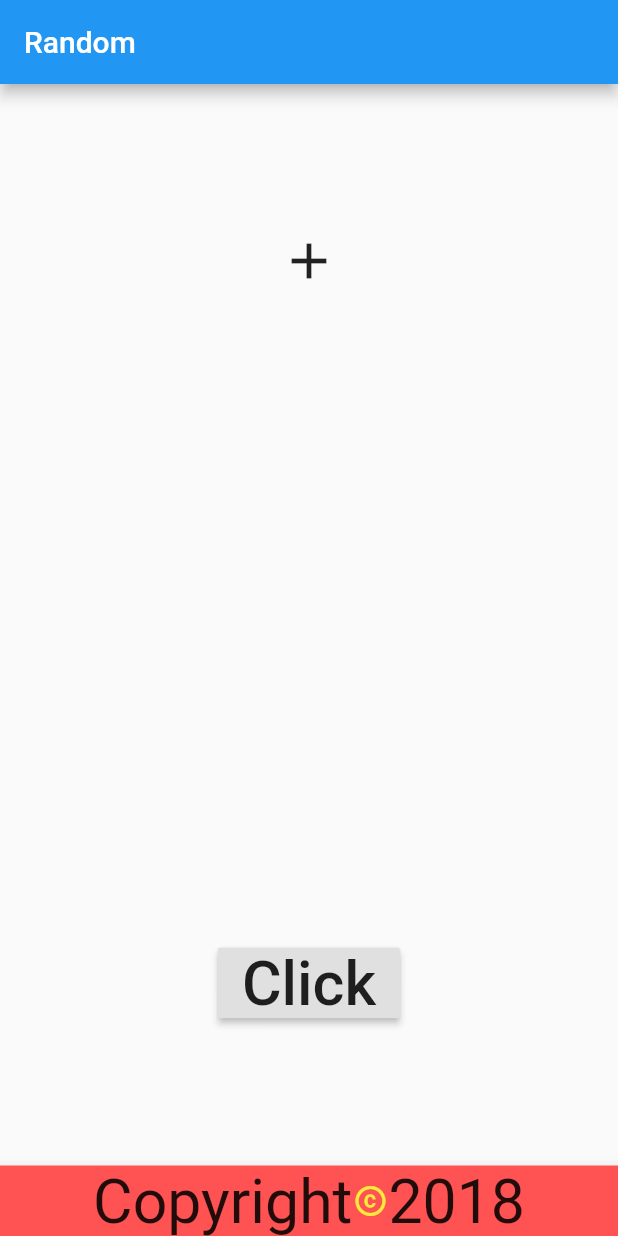
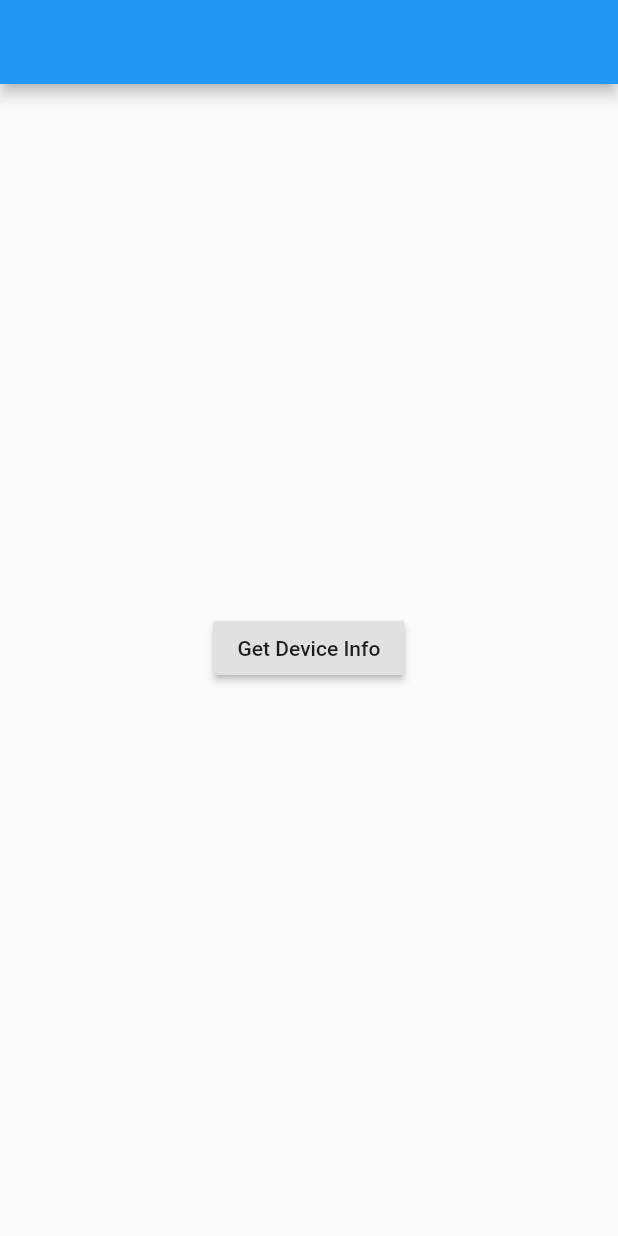
Before and after one commit to NohaElMandoh/FIutter_FirstApp, a Flutter app: the screen it shows after launch, on a phone screen of 412 x 824 dp. Run offline on Flutter 3.47's test engine with Material 2 defaults, Android fonts, the phone set to English and light mode, and no system bars; our stand-ins replace device_info.

Commit message:
device info

```diff
--- /dev/null
+++ b/lib/dev_info.dart
@@ -0,0 +1,35 @@
+import 'package:flutter/material.dart';
+import 'package:device_info/device_info.dart';
+
+class devInfo extends StatefulWidget {
+  @override
+  _devInfoState createState() => _devInfoState();
+}
+
+class _devInfoState extends State<devInfo> {
+  String info="";
+  getDeviceInfo()async{
+    DeviceInfoPlugin deviceInfo=new DeviceInfoPlugin();
+    AndroidDeviceInfo androidInfo=await deviceInfo.androidInfo;
+    var brand=androidInfo.brand;
+    setState(() {
+      info=brand;
+    });
+  }
+  @override
+  Widget build(BuildContext context) {
+    return new Scaffold(
+
+      appBar: new AppBar(),
+      body: new Column(
+        mainAxisAlignment: MainAxisAlignment.center,
+        children: <Widget>[
+        Center(
+          child: new RaisedButton(onPressed: getDeviceInfo,
+          child: new Text("Get Device Info"),),
+        ),
+        new Text(info)
+      ],),
+    );
+  }
+}
--- a/lib/main.dart
+++ b/lib/main.dart
@@ -1,7 +1,7 @@
 import 'package:flutter/material.dart';
 import 'MyApplication.dart';
 import 'statful_app.dart';
-
+import 'dev_info.dart';
 //void main() {
 //  runApp (new Center(
 //    child:new Text('اهلا وسهلا',
@@ -12,6 +12,6 @@ import 'statful_app.dart';
 void main() {
 
   runApp(new MaterialApp(
-    home:  new stfapp(),
+    home:  new devInfo(),
   ));
 }
--- a/pubspec.yaml
+++ b/pubspec.yaml
@@ -17,6 +17,7 @@ environment:
   sdk: ">=2.1.0 <3.0.0"
 
 dependencies:
+  device_info: ^0.4.0+2
   flutter:
     sdk: flutter
 
```
Also changed, not shown: pubspec.lock.
